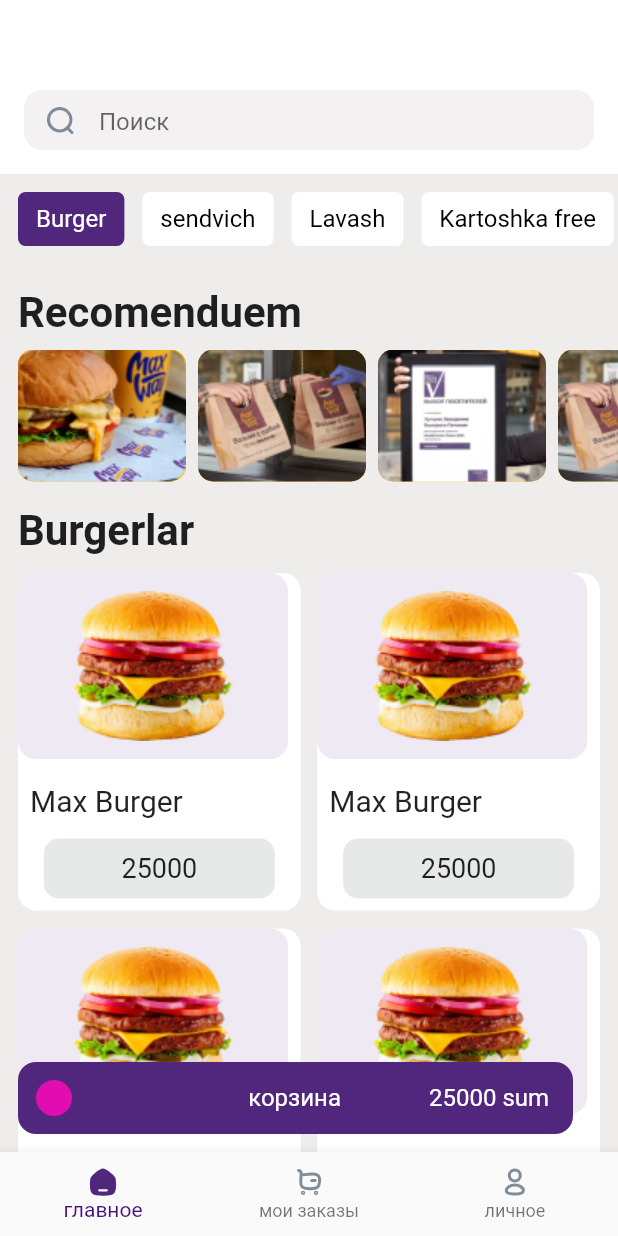
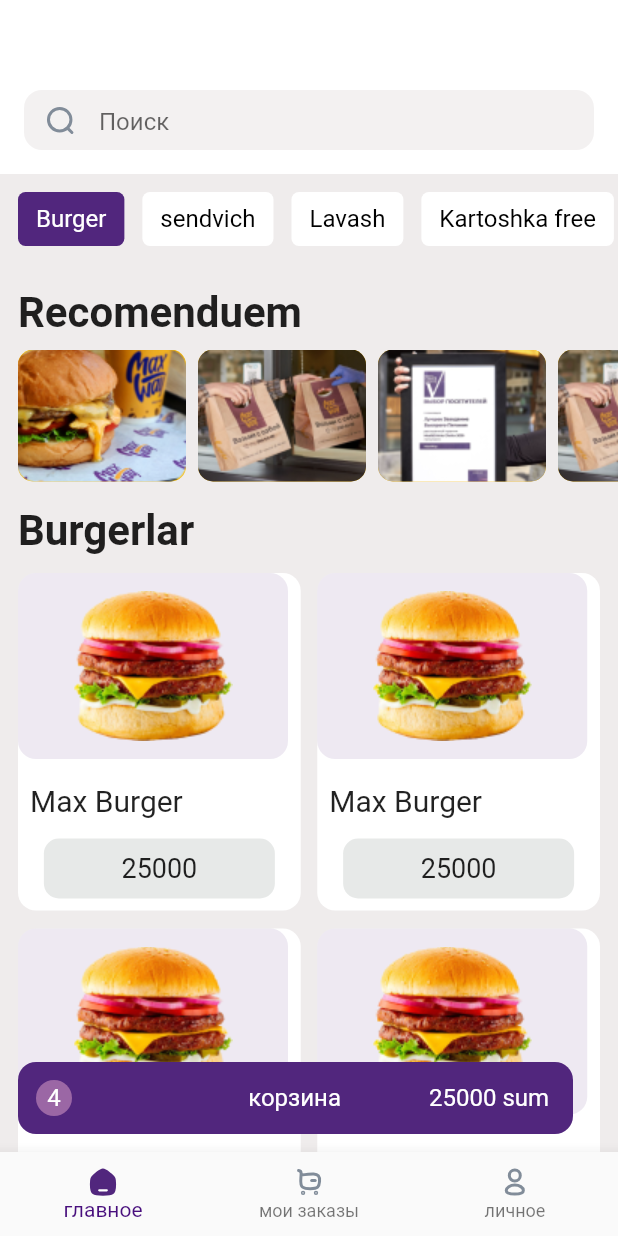
Before and after one commit to Hasanboynazirboyev/partfoliya, a Flutter app: the screen it shows after launch, after a tap on "Burger", on a phone screen of 412 x 824 dp. Run offline on Flutter 3.47's test engine with Material 2 defaults, Android fonts, the light colour scheme and no system bars; our stand-ins replace flutter_svg.

Commit message:
pixel to'g'rii

```diff
--- a/lib/screens/Home_page.dart
+++ b/lib/screens/Home_page.dart
@@ -199,6 +199,7 @@
                 margin: EdgeInsets.only(left: 12, top: 12, right: 12),
                 width: 370,
                 height: 48,
+
                 decoration: BoxDecoration(
                     color: Color(0xfff51267D),
                     borderRadius: BorderRadius.circular(12)),
@@ -206,11 +207,13 @@
                   mainAxisAlignment: MainAxisAlignment.spaceBetween,
                   children: [
                     Container(
+                      alignment: Alignment.center,
                       margin: EdgeInsets.only(left: 12,top: 12,bottom: 12),
                       width: 24,
                       height: 24,
+                      child: Text("4",style: TextStyle(color: Colors.white,fontSize: 16)),
                       decoration: BoxDecoration(
-                        color: Color.fromARGB(255, 226, 13, 176),
+                        color: Color.fromARGB(255, 155, 103, 165),
                         borderRadius: BorderRadius.circular(12),
                       ),
                     ),
```
